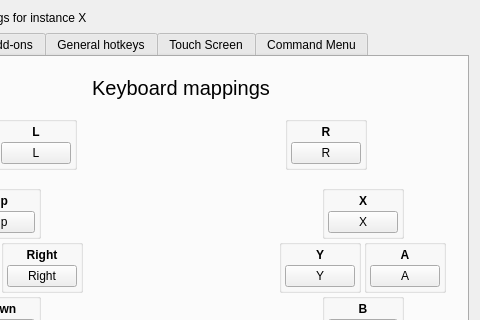
Old version of the form src/frontend/qt_sdl/InputConfig/InputConfigDialog.ui in the repository vitor251093/KHMelonMix; both pictures show x 118 to 598 and y 0 to 320 of the 598 by 525 pixel window.
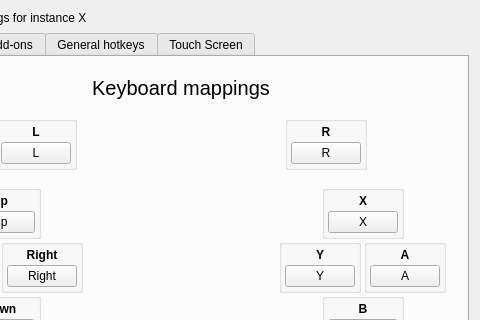
New version of the form. Icons and pictures are not drawn.

Commit message: Fixing left/right command menu; removing command menu tab from input settings

The edit to the form file:
```diff
--- a/src/frontend/qt_sdl/InputConfig/InputConfigDialog.ui
+++ b/src/frontend/qt_sdl/InputConfig/InputConfigDialog.ui
@@ -2314,11 +2314,6 @@
        <string>Touch Screen</string>
       </attribute>
      </widget>
-     <widget class="QWidget" name="tabCommandMenu">
-      <attribute name="title">
-       <string>Command Menu</string>
-      </attribute>
-     </widget>
     </widget>
    </item>
    <item row="8" column="1">
```
The commit also changes 2 other files.
